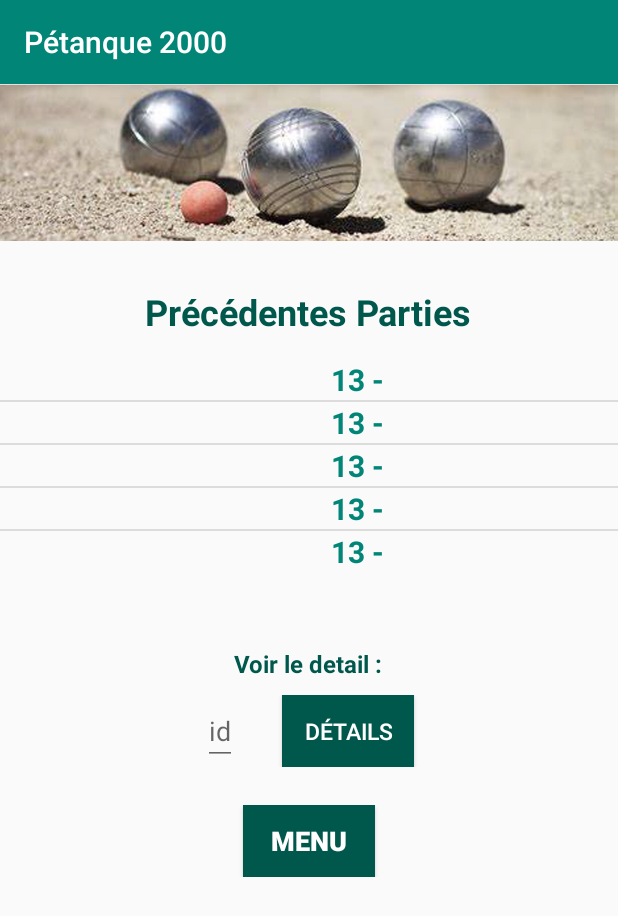
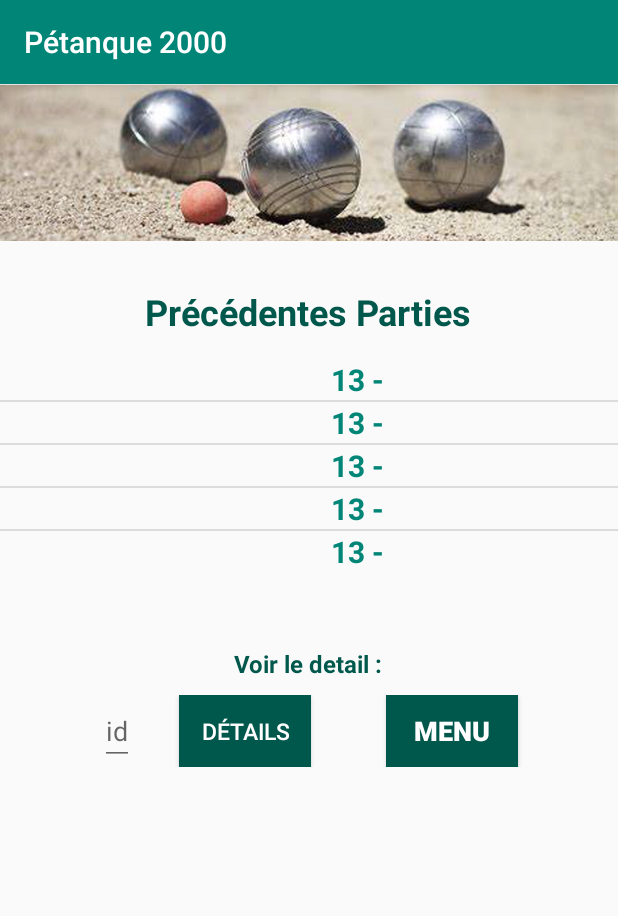
Before and after one commit to Nicolaspdm/Android-Project, an Android app: the PreviousGames screen opened directly, with no data from a screen before it, on a phone screen of 412 x 824 dp. Shown: the top 916 px of the screen. Run offline under Robolectric (Android 15) with nearby library versions, the light colour scheme and no system bars.

Commit message:
Final Project

```diff
--- a/app/src/main/res/layout/activity_previous_games.xml
+++ b/app/src/main/res/layout/activity_previous_games.xml
@@ -96,20 +96,12 @@
             android:textSize="15dp"
             android:text="@string/info_btn_customlistview"/>
 
-    </LinearLayout>
-
-    <LinearLayout
-        android:layout_width="match_parent"
-        android:layout_height="wrap_content"
-        android:gravity="center"
-        android:orientation="horizontal"
-        android:layout_marginTop="25dp">
-
         <Button
             android:id="@+id/button2"
             android:layout_width="wrap_content"
             android:layout_height="wrap_content"
             android:background="@color/colorPrimaryDark"
+            android:layout_marginLeft="50dp"
             android:textColor="@color/white"
             android:text="MENU"
             android:textSize="18sp"
@@ -119,5 +111,6 @@
 
     </LinearLayout>
 
+
 </LinearLayout>
 </RelativeLayout>
--- a/app/src/main/res/values/strings.xml
+++ b/app/src/main/res/values/strings.xml
@@ -15,7 +15,7 @@
     <string name="ns_unit">point(s)</string>
     <string name="ns_btn">Ajouter le Set</string>
     <string name="previous_games">Précédentes Parties</string>
-    <string name="titre_game_stats">Statistiques de la Partie</string>
+    <string name="titre_game_stats">Stats de la Partie</string>
     <string name="titre_vainqueur_gamestats">Vainqueur :</string>
     <string name="nom_winner_gamestats">TextView</string>
     <string name="score_gamestats">TextView</string>
```
